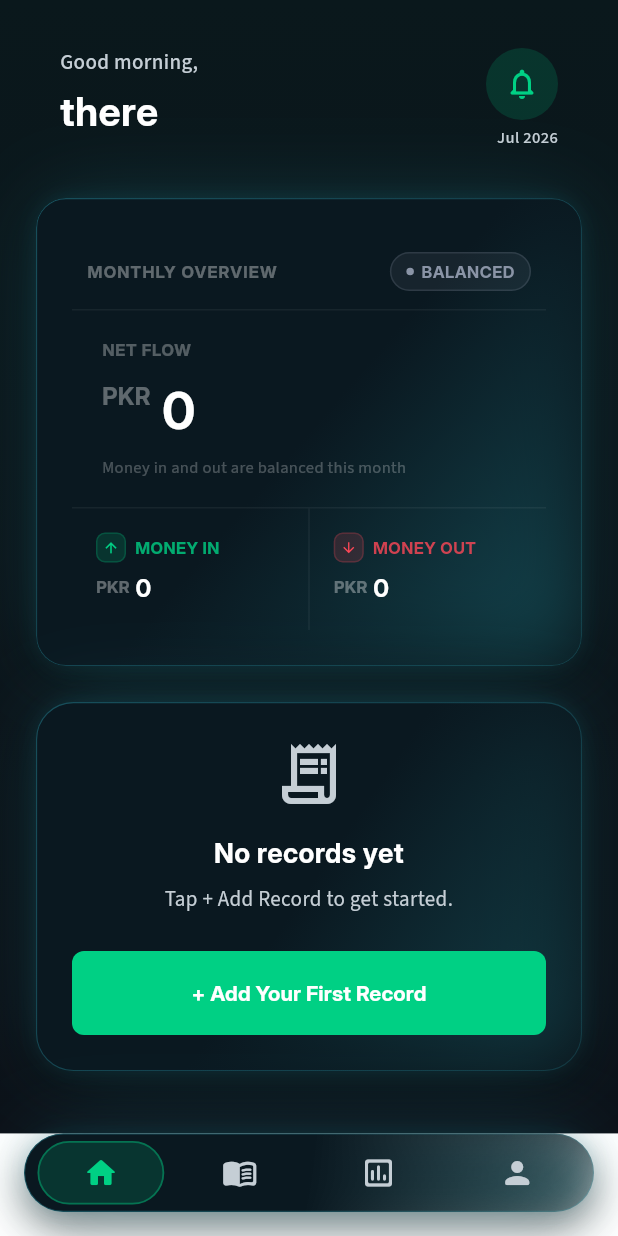
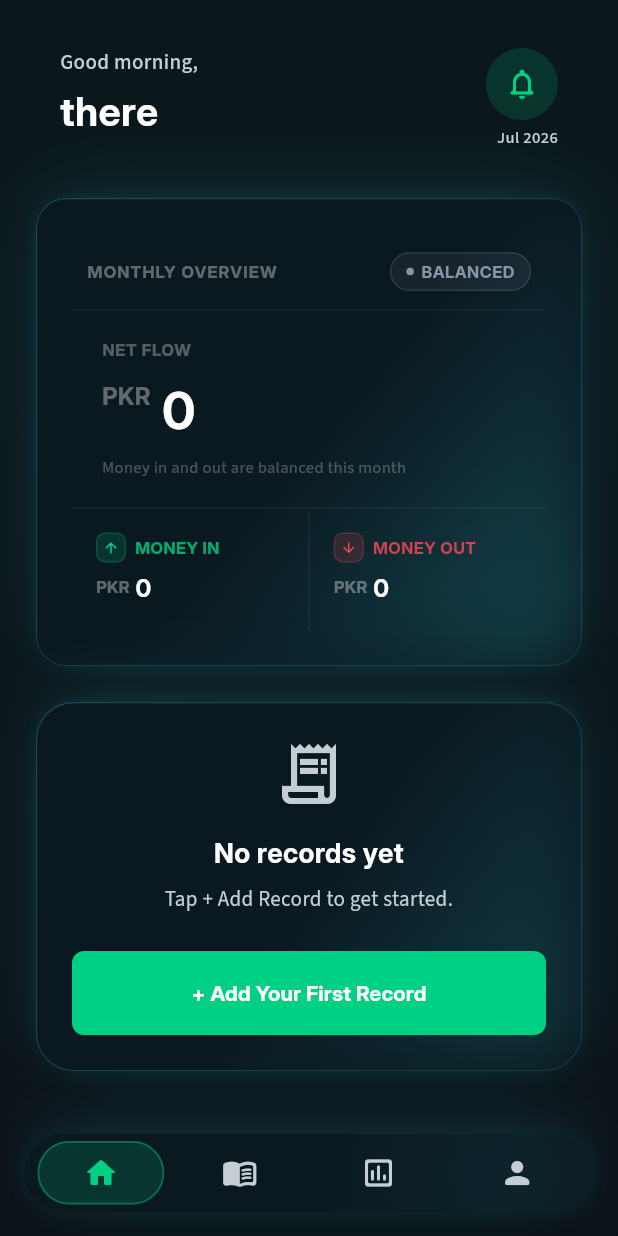
Before and after one commit to UK-Dev786/ledgfy, a Flutter app: the screen it shows once a user with an empty profile is signed in, on a phone screen of 412 x 824 dp. Run offline on Flutter 3.47's test engine with Material 3 defaults, Android fonts, the phone set to English and light mode, and no system bars; drawn by our look-alikes of bounce; our stand-ins replace cloud_firestore, connectivity_plus, firebase_auth, firebase_core, flutter_riverpod, go_router and 6 more; accounts and stored records are empty.

Commit message:
fixed the bottom navbar.

```diff
--- a/lib/features/home/presentation/pages/home_page.dart
+++ b/lib/features/home/presentation/pages/home_page.dart
@@ -3,6 +3,7 @@ import 'package:flutter/material.dart';
 import '../../../../core/constants/app_colors.dart';
 import '../../../../core/constants/app_sizes.dart';
 import '../../../../core/widgets/my_card.dart';
+import '../../../../core/widgets/themed_gradient_bg.dart';
 import '../../home_screen.dart';
 import '../../../ledger/list/ledger_screen.dart';
 import '../../../reports/reports_screen.dart';
@@ -20,8 +21,10 @@ class _HomePageState extends State<HomePage> {
 
   @override
   Widget build(BuildContext context) {
-    return Scaffold(
+    return ThemedGradientBackground(
+      child: Scaffold(
         backgroundColor: Colors.transparent,
+        extendBody: true,
         body: IndexedStack(
           index: _currentIndex,
           children: [
@@ -47,6 +50,7 @@ class _HomePageState extends State<HomePage> {
               tint: MyCardTint.dark,
               borderRadius: AppSizes.radiusFull,
               blur: 30,
+              border: false,
               padding: const EdgeInsets.all(AppSizes.xs + 1),
               child: Row(
                 children: [
@@ -71,6 +75,7 @@ class _HomePageState extends State<HomePage> {
                     onTap: () => setState(() => _currentIndex = 3),
                   ),
                 ],
+              ),
             ),
           ),
         ),
```
Lines whose indentation alone changed are shown as unchanged.
